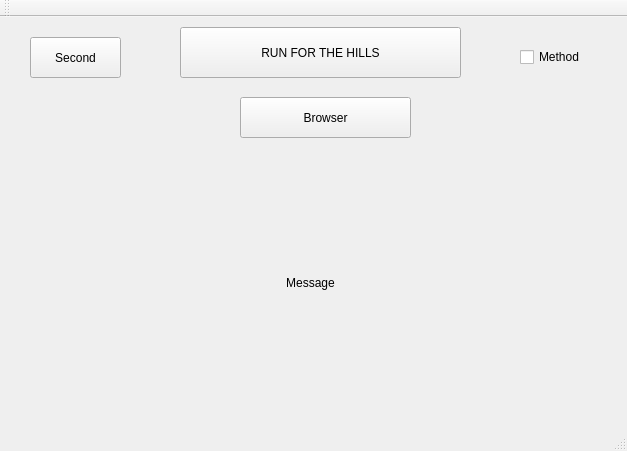
This is GridFace/GridFace/gridface.ui in pardalhan/Exjobb as Qt 5 draws it before an edit. The edited form follows.
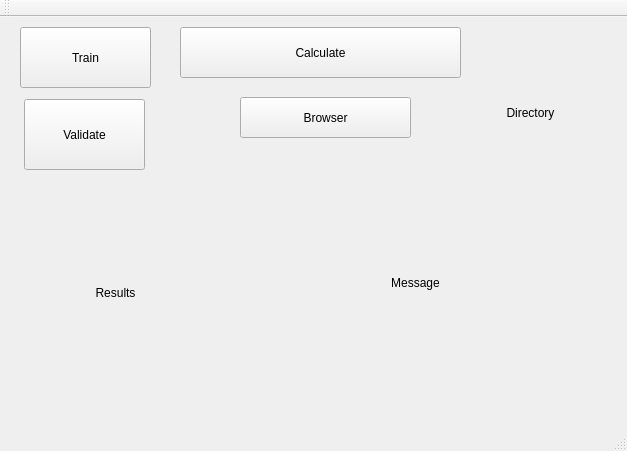
This is the edited form.

```diff
--- a/GridFace/GridFace/gridface.ui
+++ b/GridFace/GridFace/gridface.ui
@@ -24,15 +24,15 @@
      </rect>
     </property>
     <property name="text">
-     <string>RUN FOR THE HILLS</string>
+     <string>Calculate</string>
     </property>
    </widget>
    <widget class="QLabel" name="lbl_msg">
     <property name="geometry">
      <rect>
-      <x>50</x>
+      <x>250</x>
       <y>190</y>
-      <width>521</width>
+      <width>331</width>
       <height>151</height>
      </rect>
     </property>
@@ -59,27 +59,59 @@
    <widget class="QPushButton" name="btn_second">
     <property name="geometry">
      <rect>
-      <x>30</x>
-      <y>20</y>
-      <width>91</width>
-      <height>41</height>
+      <x>20</x>
+      <y>10</y>
+      <width>131</width>
+      <height>61</height>
      </rect>
     </property>
     <property name="text">
-     <string>Second</string>
+     <string>Train</string>
     </property>
    </widget>
-   <widget class="QCheckBox" name="ch_method">
+   <widget class="QPushButton" name="btn_validate">
     <property name="geometry">
      <rect>
-      <x>520</x>
-      <y>30</y>
-      <width>81</width>
-      <height>20</height>
+      <x>24</x>
+      <y>82</y>
+      <width>121</width>
+      <height>71</height>
      </rect>
     </property>
     <property name="text">
-     <string>Method</string>
+     <string>Validate</string>
+    </property>
+   </widget>
+   <widget class="QLabel" name="lbl_browser">
+    <property name="geometry">
+     <rect>
+      <x>450</x>
+      <y>70</y>
+      <width>161</width>
+      <height>51</height>
+     </rect>
+    </property>
+    <property name="text">
+     <string>Directory</string>
+    </property>
+    <property name="alignment">
+     <set>Qt::AlignCenter</set>
+    </property>
+   </widget>
+   <widget class="QLabel" name="lbl_result">
+    <property name="geometry">
+     <rect>
+      <x>40</x>
+      <y>170</y>
+      <width>151</width>
+      <height>211</height>
+     </rect>
+    </property>
+    <property name="text">
+     <string>Results</string>
+    </property>
+    <property name="alignment">
+     <set>Qt::AlignCenter</set>
     </property>
    </widget>
   </widget>
```
Left out of the diff: 4 changed lines with no effect on the pictures.
